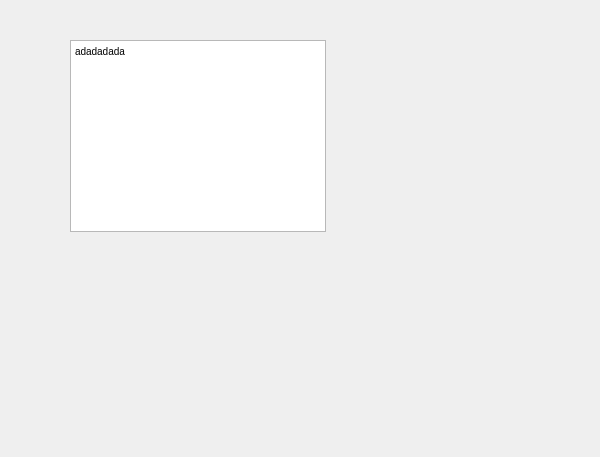
The window that maintenancepage.ui (Ling2251/CS1D-Project-2-Baseball-Project) describes before a commit, drawn with Qt 5.
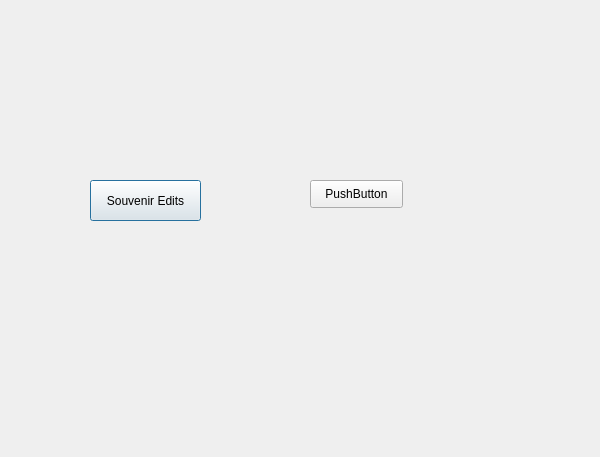
The same window after the commit.

Commit message: add souveniEdit page and button,connect with other page

```diff
--- a/maintenancepage.ui
+++ b/maintenancepage.ui
@@ -13,21 +13,30 @@
   <property name="windowTitle">
    <string>Dialog</string>
   </property>
-  <widget class="QTextBrowser" name="textBrowser">
+  <widget class="QPushButton" name="SouvenirButton">
    <property name="geometry">
     <rect>
-     <x>70</x>
-     <y>40</y>
-     <width>256</width>
-     <height>192</height>
+     <x>90</x>
+     <y>180</y>
+     <width>111</width>
+     <height>41</height>
     </rect>
    </property>
-   <property name="html">
-    <string>&lt;!DOCTYPE HTML PUBLIC &quot;-//W3C//DTD HTML 4.0//EN&quot; &quot;http://www.w3.org/TR/REC-html40/strict.dtd&quot;&gt;
-&lt;html&gt;&lt;head&gt;&lt;meta name=&quot;qrichtext&quot; content=&quot;1&quot; /&gt;&lt;style type=&quot;text/css&quot;&gt;
-p, li { white-space: pre-wrap; }
-&lt;/style&gt;&lt;/head&gt;&lt;body style=&quot; font-family:'MS Shell Dlg 2'; font-size:7.8pt; font-weight:400; font-style:normal;&quot;&gt;
-&lt;p style=&quot; margin-top:0px; margin-bottom:0px; margin-left:0px; margin-right:0px; -qt-block-indent:0; text-indent:0px;&quot;&gt;adadadada&lt;/p&gt;&lt;/body&gt;&lt;/html&gt;</string>
+   <property name="text">
+    <string>Souvenir Edits</string>
+   </property>
+  </widget>
+  <widget class="QPushButton" name="pushButton_2">
+   <property name="geometry">
+    <rect>
+     <x>310</x>
+     <y>180</y>
+     <width>93</width>
+     <height>28</height>
+    </rect>
+   </property>
+   <property name="text">
+    <string>PushButton</string>
    </property>
   </widget>
  </widget>
```
The commit also changes 6 other files.
